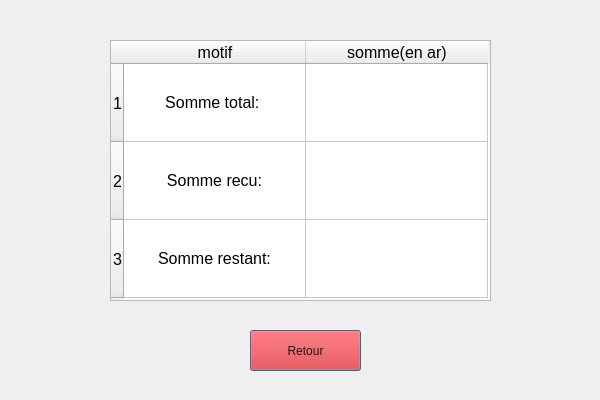
Before: the Qt Designer form myProject/finance.ui in Radosetra/Projet-QT, drawn with Qt 5.
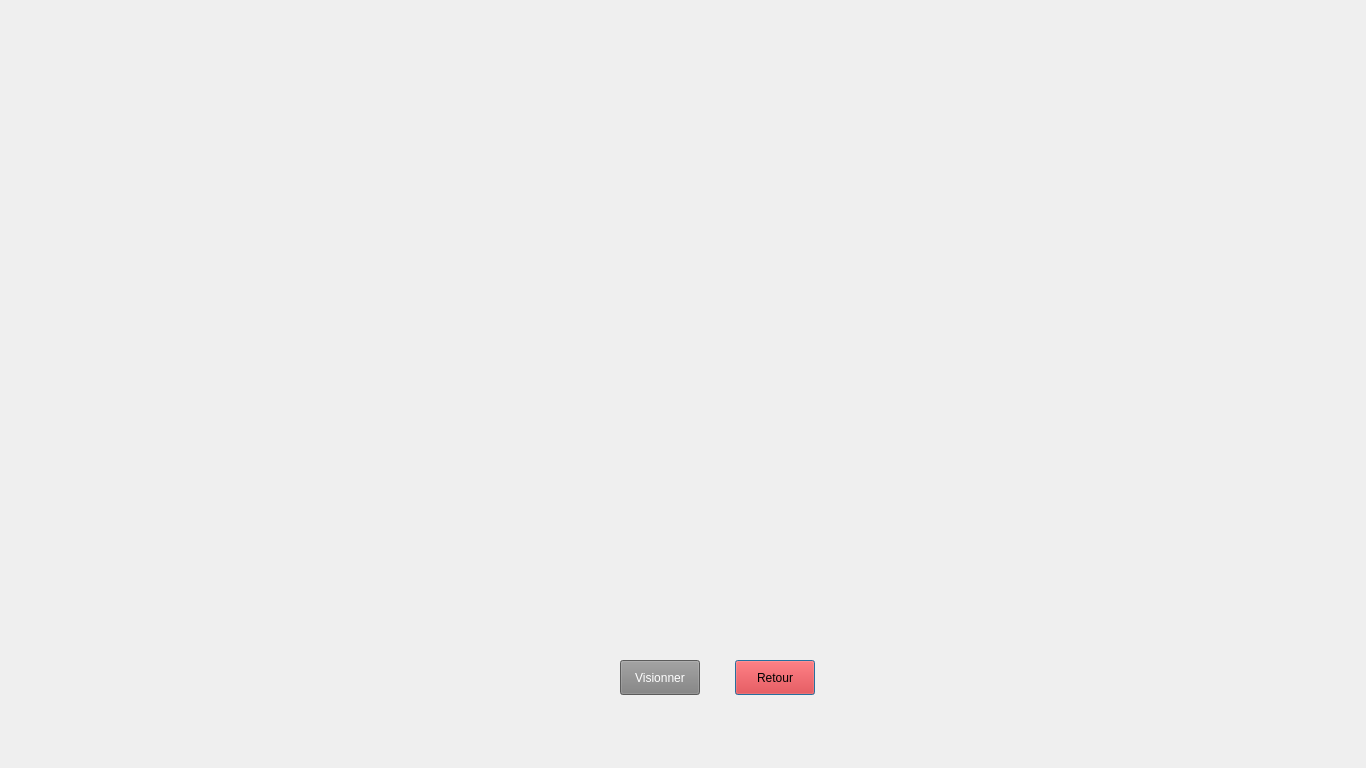
After: the same form once the commit is applied.

The edit to the form file:
```diff
--- a/myProject/finance.ui
+++ b/myProject/finance.ui
@@ -6,143 +6,125 @@
    <rect>
     <x>0</x>
     <y>0</y>
-    <width>600</width>
-    <height>400</height>
+    <width>1366</width>
+    <height>768</height>
    </rect>
   </property>
+  <property name="minimumSize">
+   <size>
+    <width>1366</width>
+    <height>768</height>
+   </size>
+  </property>
+  <property name="maximumSize">
+   <size>
+    <width>16777215</width>
+    <height>16777215</height>
+   </size>
+  </property>
   <property name="windowTitle">
    <string>Dialog</string>
   </property>
-  <widget class="QTableWidget" name="tableWidget">
-   <property name="geometry">
-    <rect>
-     <x>110</x>
-     <y>40</y>
-     <width>381</width>
-     <height>261</height>
-    </rect>
-   </property>
-   <property name="minimumSize">
-    <size>
-     <width>0</width>
-     <height>0</height>
-    </size>
-   </property>
-   <property name="maximumSize">
-    <size>
-     <width>16777215</width>
-     <height>16777215</height>
-    </size>
-   </property>
-   <property name="font">
-    <font>
-     <pointsize>12</pointsize>
-    </font>
-   </property>
-   <property name="focusPolicy">
-    <enum>Qt::NoFocus</enum>
-   </property>
-   <property name="contextMenuPolicy">
-    <enum>Qt::DefaultContextMenu</enum>
-   </property>
-   <property name="selectionMode">
-    <enum>QAbstractItemView::NoSelection</enum>
-   </property>
-   <attribute name="horizontalHeaderDefaultSectionSize">
-    <number>182</number>
-   </attribute>
-   <attribute name="verticalHeaderDefaultSectionSize">
-    <number>78</number>
-   </attribute>
-   <row>
-    <property name="text">
-     <string>1</string>
-    </property>
-   </row>
-   <row>
-    <property name="text">
-     <string>2</string>
-    </property>
-   </row>
-   <row>
-    <property name="text">
-     <string>3</string>
-    </property>
-   </row>
-   <column>
-    <property name="text">
-     <string>motif</string>
-    </property>
-    <property name="textAlignment">
-     <set>AlignCenter</set>
-    </property>
-    <property name="background">
-     <color>
-      <red>50</red>
-      <green>50</green>
-      <blue>50</blue>
-     </color>
-    </property>
-   </column>
-   <column>
-    <property name="text">
-     <string>somme(en ar)</string>
-    </property>
-    <property name="textAlignment">
-     <set>AlignCenter</set>
-    </property>
-    <property name="background">
-     <color>
-      <red>50</red>
-      <green>50</green>
-      <blue>50</blue>
-     </color>
-    </property>
-   </column>
-   <item row="0" column="0">
-    <property name="text">
-     <string>Somme total: </string>
-    </property>
-    <property name="textAlignment">
-     <set>AlignCenter</set>
-    </property>
-   </item>
-   <item row="1" column="0">
-    <property name="text">
-     <string>Somme recu:</string>
-    </property>
-    <property name="textAlignment">
-     <set>AlignCenter</set>
-    </property>
-   </item>
-   <item row="2" column="0">
-    <property name="text">
-     <string>Somme restant:</string>
-    </property>
-    <property name="textAlignment">
-     <set>AlignCenter</set>
-    </property>
-   </item>
-  </widget>
+  <property name="styleSheet">
+   <string notr="true"/>
+  </property>
   <widget class="QPushButton" name="retour">
    <property name="geometry">
     <rect>
-     <x>250</x>
-     <y>330</y>
-     <width>111</width>
-     <height>41</height>
+     <x>735</x>
+     <y>660</y>
+     <width>80</width>
+     <height>35</height>
     </rect>
    </property>
+   <property name="minimumSize">
+    <size>
+     <width>80</width>
+     <height>35</height>
+    </size>
+   </property>
+   <property name="maximumSize">
+    <size>
+     <width>80</width>
+     <height>35</height>
+    </size>
+   </property>
    <property name="styleSheet">
-    <string notr="true">border-color: rgb(255, 17, 17);
-color: rgb(26, 26, 26);
-background-color: rgb(255, 0, 0);
-</string>
+    <string notr="true">QPushButton{
+	height: 25px;
+	font: 81 Italic 12pt &quot;Fira Sans Compressed ExtraBold&quot;;
+	color: black;
+	background-color: red;
+	position: absolute;
+	top: 10px;
+	right: 50px;
+}
+
+QpushButton:pressed{
+	background-color: rgb(182, 7, 7);
+}</string>
    </property>
    <property name="text">
     <string>Retour</string>
    </property>
   </widget>
+  <widget class="QFrame" name="verticalFrame">
+   <property name="geometry">
+    <rect>
+     <x>345</x>
+     <y>79</y>
+     <width>665</width>
+     <height>550</height>
+    </rect>
+   </property>
+   <property name="minimumSize">
+    <size>
+     <width>665</width>
+     <height>550</height>
+    </size>
+   </property>
+   <layout class="QVBoxLayout" name="verticalLayout"/>
+  </widget>
+  <widget class="QPushButton" name="view">
+   <property name="geometry">
+    <rect>
+     <x>620</x>
+     <y>660</y>
+     <width>80</width>
+     <height>35</height>
+    </rect>
+   </property>
+   <property name="minimumSize">
+    <size>
+     <width>80</width>
+     <height>35</height>
+    </size>
+   </property>
+   <property name="maximumSize">
+    <size>
+     <width>80</width>
+     <height>35</height>
+    </size>
+   </property>
+   <property name="styleSheet">
+    <string notr="true">QPushButton{
+	height: 25px;
+	font: 81 Italic 12pt &quot;Fira Sans Compressed ExtraBold&quot;;
+	color: white;
+	background-color: grey;
+	position: absolute;
+	top: 10px;
+	right: 50px;
+}
+
+QpushButton:pressed{
+	background-color: rgb(182, 7, 7);
+}</string>
+   </property>
+   <property name="text">
+    <string>Visionner</string>
+   </property>
+  </widget>
  </widget>
  <resources/>
  <connections/>
```
Left out of the diff: 2 changed lines with no effect on the pictures.
